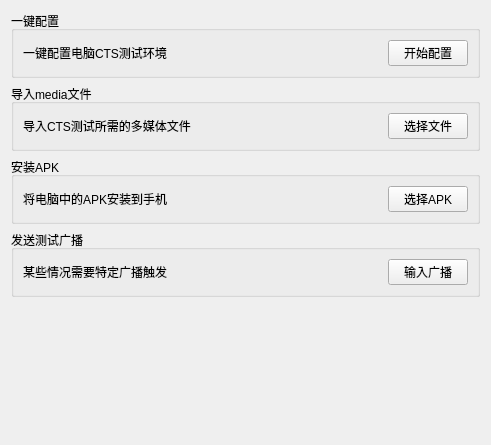
First picture: the form in extendwidget.ui, repository vince7839/GmsAutoTool, before the edit.
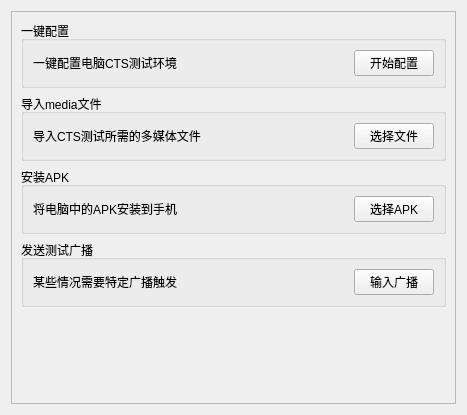
Second picture: the form after the edit.

```diff
--- a/extendwidget.ui
+++ b/extendwidget.ui
@@ -6,13 +6,28 @@
    <rect>
     <x>0</x>
     <y>0</y>
-    <width>491</width>
-    <height>445</height>
+    <width>467</width>
+    <height>415</height>
    </rect>
   </property>
   <property name="windowTitle">
    <string>Form</string>
   </property>
+  <layout class="QVBoxLayout" name="verticalLayout_2">
+   <item>
+    <widget class="QScrollArea" name="scrollArea">
+     <property name="widgetResizable">
+      <bool>true</bool>
+     </property>
+     <widget class="QWidget" name="scrollAreaWidgetContents">
+      <property name="geometry">
+       <rect>
+        <x>0</x>
+        <y>0</y>
+        <width>447</width>
+        <height>395</height>
+       </rect>
+      </property>
   <layout class="QVBoxLayout" name="verticalLayout">
    <item>
     <widget class="QGroupBox" name="groupBox">
@@ -166,10 +181,14 @@
      <property name="sizeHint" stdset="0">
       <size>
        <width>20</width>
-       <height>112</height>
+           <height>62</height>
       </size>
      </property>
     </spacer>
+       </item>
+      </layout>
+     </widget>
+    </widget>
    </item>
   </layout>
  </widget>
```
Lines whose indentation alone changed are shown as unchanged.
